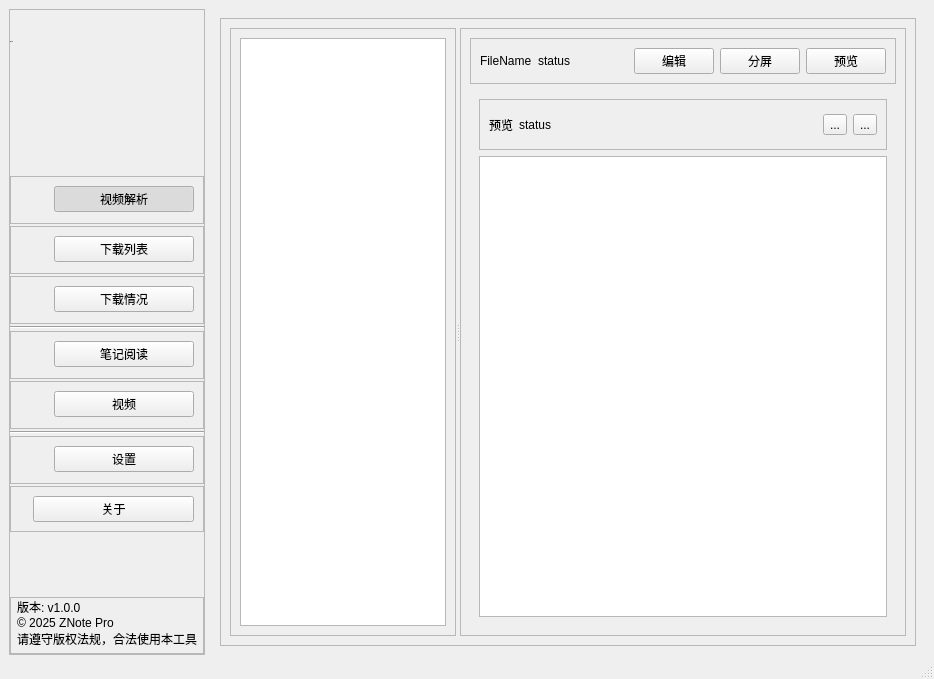
The window that ZNote-dev/mainwindow.ui (1716285375/ZNote) describes before a commit, drawn with Qt 5.
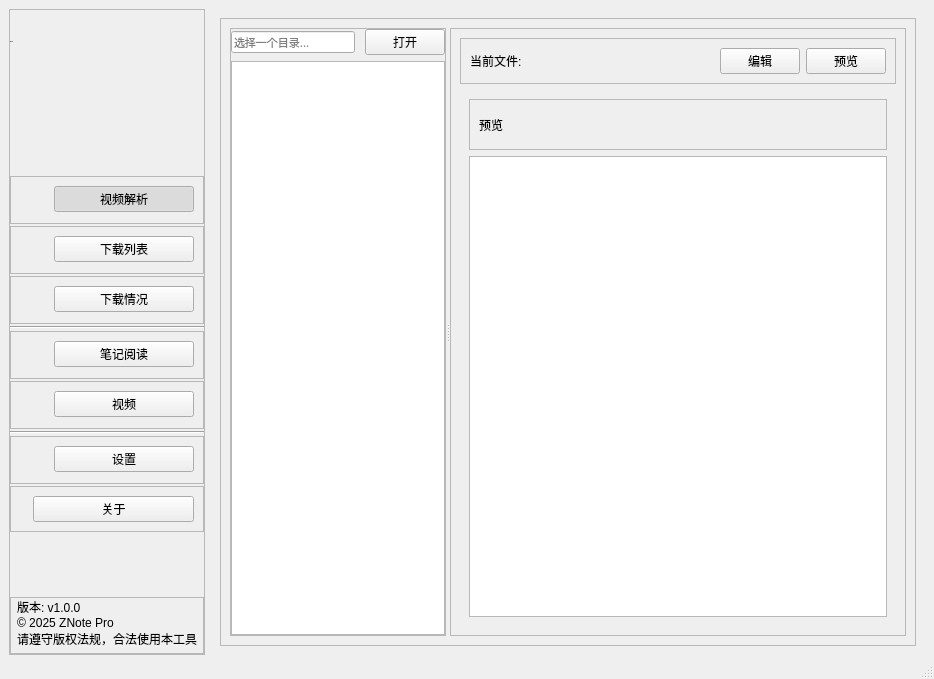
The same window after the commit. The open tabs and pages were chosen to show the change. Icons and pictures are not drawn. Custom widgets are drawn as their Qt base class.

Commit message: Add resolve module and Add resolve threadpool

The edit to the form file:
```diff
--- a/ZNote-dev/mainwindow.ui
+++ b/ZNote-dev/mainwindow.ui
@@ -21,15 +21,15 @@
     <string notr="true">/* 🌐 全局设置 */
 * {
     font-family: -apple-system, BlinkMacSystemFont, &quot;Segoe UI&quot;, Roboto, Helvetica, Arial, sans-serif;
-    background-color: #ffffff;
     color: #2f3437;
+	background-color: #fff
 }
 
-/* 🌐 全局设置 */
-* {
-    font-family: -apple-system, BlinkMacSystemFont, &quot;Segoe UI&quot;, Roboto, Helvetica, Arial, sans-serif;
-    background-color: #ffffff;
-    color: #2f3437;
+QFrame#frmLog,
+QFrame#frmTbw
+{
+	border: none;
+	background-color: transparent;
 }
 
 /* 🏷️ 应用 Logo 标题 */
@@ -85,7 +85,6 @@
     color: #999999;
 }
 
-
 /* 🔘 通用按钮基础 */
 QPushButton {
     border: 1px solid #d4d4d4;
@@ -97,6 +96,43 @@
 
 
 /* 🔵 主按钮（蓝底白字） */
+
+QPushButton#btnResolve,
+QPushButton#btnDownloadList,
+QPushButton#btnDownloadStatus,
+QPushButton#btnNote,
+QPushButton#btnVideo,
+QPushButton#btnSetting,
+QPushButton#btnAbout,
+QPushButton#btnDownload,
+QPushButton#btnPause,
+QPushButton#btnCrap {
+    background-color: #ffffff;
+    color: #2f80ed;
+    border: 1px solid #2f80ed;
+}
+
+QPushButton#btnResolve:hover,
+QPushButton#btnPause:hover,
+QPushButton#btnDownloadList:hover,
+QPushButton#btnDownloadStatus:hover,
+QPushButton#btnNote:hover,
+QPushButton#btnVideo:hover,
+QPushButton#btnSetting:hover,
+QPushButton#btnAbout:hover {
+    background-color: #f0f7ff;
+}
+QPushButton#btnResolve:pressed,
+QPushButton#btnPause:pressed,
+QPushButton#btnDownloadList:pressed,
+QPushButton#btnDownloadStatus:pressed,
+QPushButton#btnNote:pressed,
+QPushButton#btnVideo:pressed,
+QPushButton#btnSetting:pressed,
+QPushButton#btnAbout:pressed {
+    background-color: #dbe9ff;
+}
+
 QPushButton#btnResolve:checked,
 QPushButton#btnDownloadList:checked,
 QPushButton#btnDownloadStatus:checked,
@@ -115,13 +151,14 @@
     background-color: #174bb5;
 }
 
-/* 🔵 主按钮（蓝底白字） */
+/* 🔵 次按钮 */
 QPushButton#btnDownload,
 QPushButton#btnPause,
 QPushButton#btnNoteEdit,
 QPushButton#btnNotePreview,
 QPushButton#btnNoteSplit,
 QPushButton#btnBrowseDir,
+QPushButton#btnOpenNoteDir,
 QPushButton#pushButton_2, /* Setting 确认 */
 QPushButton#pushButton_3, /* Setting 取消 */
 QPushButton#pushButton_4,
@@ -138,6 +175,7 @@
 QPushButton#btnNotePreview:hover,
 QPushButton#btnNoteSplit:hover,
 QPushButton#btnBrowseDir:hover,
+QPushButton#btnOpenNoteDir:hover,
 QPushButton#pushButton_2:hover,
 QPushButton#pushButton_3:hover,
 QPushButton#pushButton_4:hover,
@@ -150,6 +188,7 @@
 QPushButton#btnNotePreview:pressed,
 QPushButton#btnNoteSplit:pressed,
 QPushButton#btnBrowseDir:pressed,
+QPushButton#btnOpenNoteDir:pressed,
 QPushButton#pushButton_2:pressed,
 QPushButton#pushButton_3:pressed,
 QPushButton#pushButton_4:pressed,
@@ -158,43 +197,6 @@
 }
 
 
-/* ⚪ 次按钮（白底蓝字） */
-QPushButton#btnResolve,
-QPushButton#btnDownloadList,
-QPushButton#btnDownloadStatus,
-QPushButton#btnNote,
-QPushButton#btnVideo,
-QPushButton#btnSetting,
-QPushButton#btnAbout,
-QPushButton#btnDownload,
-QPushButton#btnPause,
-QPushButton#btnCrap {
-    background-color: #ffffff;
-    color: #2f80ed;
-    border: 1px solid #2f80ed;
-}
-
-QPushButton#btnResolve:hover,
-QPushButton#btnPause:hover,
-QPushButton#btnDownloadList:hover,
-QPushButton#btnDownloadStatus:hover,
-QPushButton#btnNote:hover,
-QPushButton#btnVideo:hover,
-QPushButton#btnSetting:hover,
-QPushButton#btnAbout:hover {
-    background-color: #f0f7ff;
-}
-QPushButton#btnResolve:pressed,
-QPushButton#btnPause:pressed,
-QPushButton#btnDownloadList:pressed,
-QPushButton#btnDownloadStatus:pressed,
-QPushButton#btnNote:pressed,
-QPushButton#btnVideo:pressed,
-QPushButton#btnSetting:pressed,
-QPushButton#btnAbout:pressed {
-    background-color: #dbe9ff;
-}
-
 /* ❌ 危险按钮 */
 QPushButton#btnClearLog {
     background-color: #fef2f2;
@@ -400,6 +402,68 @@
 QScrollBar::add-line:horizontal, QScrollBar::sub-line:horizontal {
     width: 0px;
 }
+
+/* QCheckBox */
+/* 📦 QCheckBox 基础文字 */
+QCheckBox {
+    spacing: 8px;                        /* 文字与勾选框的间距 */
+    font-size: 14px;
+    color: #2f3437;                      /* 默认文字颜色 */
+}
+
+/* 🌐 鼠标悬停时文字颜色变化 */
+QCheckBox:hover {
+    color: #1a56db;
+}
+
+/* ❌ 禁用时文字变灰 */
+QCheckBox:disabled {
+    color: #9ca3af;
+}
+
+/* 🔲 勾选框基础 */
+QCheckBox::indicator {
+    width: 18px;
+    height: 18px;
+    border-radius: 4px;                  /* 轻微圆角 */
+    border: 1px solid #cbd5e1;           /* 浅灰边框 */
+    background-color: #ffffff;           /* 默认白底 */
+}
+
+/* 🌐 悬停时边框高亮 */
+QCheckBox::indicator:hover {
+    border: 1px solid #2f80ed;
+    background-color: #f0f7ff;
+}
+
+/* ✅ 勾选状态 */
+QCheckBox::indicator:checked {
+    border: 1px solid #2f80ed;
+    background-color: #2f80ed;           /* 蓝底 */
+    image: url(:/icons/checkmark.png);   /* ✅ 自定义打勾图标 */
+    background-position: center;
+    background-repeat: no-repeat;
+}
+
+/* 👆 按下时深蓝色 */
+QCheckBox::indicator:checked:pressed {
+    background-color: #1a56db;
+    border: 1px solid #1a56db;
+}
+
+/* ❌ 禁用状态 */
+QCheckBox::indicator:disabled {
+    border: 1px solid #d1d5db;
+    background-color: #f3f4f6;
+}
+
+/* 禁用 + 勾选 */
+QCheckBox::indicator:checked:disabled {
+    background-color: #9ca3af;
+    border: 1px solid #9ca3af;
+}
+
+
 </string>
    </property>
    <layout class="QGridLayout" name="gridLayout_2">
@@ -1385,6 +1449,68 @@
                <enum>QFrame::Shadow::Raised</enum>
               </property>
               <layout class="QVBoxLayout" name="verticalLayout_21">
+               <property name="leftMargin">
+                <number>0</number>
+               </property>
+               <property name="topMargin">
+                <number>0</number>
+               </property>
+               <property name="rightMargin">
+                <number>0</number>
+               </property>
+               <property name="bottomMargin">
+                <number>0</number>
+               </property>
+               <item>
+                <widget class="QWidget" name="widget" native="true">
+                 <layout class="QHBoxLayout" name="horizontalLayout_13">
+                  <property name="spacing">
+                   <number>10</number>
+                  </property>
+                  <property name="leftMargin">
+                   <number>0</number>
+                  </property>
+                  <property name="topMargin">
+                   <number>0</number>
+                  </property>
+                  <property name="rightMargin">
+                   <number>0</number>
+                  </property>
+                  <property name="bottomMargin">
+                   <number>0</number>
+                  </property>
+                  <item>
+                   <widget class="QLineEdit" name="edtNoteDir">
+                    <property name="enabled">
+                     <bool>true</bool>
+                    </property>
+                    <property name="font">
+                     <font>
+                      <family>-apple-system</family>
+                      <pointsize>8</pointsize>
+                     </font>
+                    </property>
+                    <property name="readOnly">
+                     <bool>true</bool>
+                    </property>
+                    <property name="placeholderText">
+                     <string>选择一个目录...</string>
+                    </property>
+                   </widget>
+                  </item>
+                  <item>
+                   <widget class="QPushButton" name="btnOpenNoteDir">
+                    <property name="cursor">
+                     <cursorShape>PointingHandCursor</cursorShape>
+                    </property>
+                    <property name="text">
+                     <string>打开</string>
+                    </property>
+                   </widget>
+                  </item>
+                 </layout>
+                </widget>
+               </item>
                <item>
                 <widget class="QTreeView" name="tvwNoteFile"/>
                </item>
@@ -1406,18 +1532,11 @@
                  <property name="frameShadow">
                   <enum>QFrame::Shadow::Raised</enum>
                  </property>
-                 <layout class="QHBoxLayout" name="horizontalLayout_4" stretch="2,1,4,1,1,1">
+                 <layout class="QHBoxLayout" name="horizontalLayout_4" stretch="2,4,1,1">
                   <item>
                    <widget class="QLabel" name="lblNoteFilename">
                     <property name="text">
-                     <string>FileName</string>
-                    </property>
-                   </widget>
-                  </item>
-                  <item>
-                   <widget class="QLabel" name="lblNoteEditStatus">
-                    <property name="text">
-                     <string>status</string>
+                     <string>当前文件:</string>
                     </property>
                    </widget>
                   </item>
@@ -1441,13 +1560,6 @@
                     </property>
                    </widget>
                   </item>
-                  <item>
-                   <widget class="QPushButton" name="btnNoteSplit">
-                    <property name="text">
-                     <string>分屏</string>
-                    </property>
-                   </widget>
-                  </item>
                   <item>
                    <widget class="QPushButton" name="btnNotePreview">
                     <property name="text">
@@ -1534,13 +1646,6 @@
                         </property>
                        </widget>
                       </item>
-                      <item>
-                       <widget class="QLabel" name="label_4">
-                        <property name="text">
-                         <string>status</string>
-                        </property>
-                       </widget>
-                      </item>
                       <item>
                        <spacer name="horizontalSpacer_3">
                         <property name="orientation">
@@ -1554,20 +1659,6 @@
                         </property>
                        </spacer>
                       </item>
-                      <item>
-                       <widget class="QToolButton" name="tbtnPreview1">
-                        <property name="text">
-                         <string>...</string>
-                        </property>
-                       </widget>
-                      </item>
-                      <item>
-                       <widget class="QToolButton" name="tbtnPreview2">
-                        <property name="text">
-                         <string>...</string>
-                        </property>
-                       </widget>
-                      </item>
                      </layout>
                     </widget>
                    </item>
```
Left out of the diff: 14 changed lines with no effect on the pictures. The commit also changes 17 other files.
